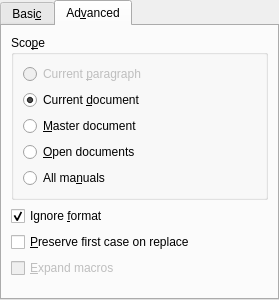
Qt form src/frontends/qt4/ui/FindAndReplaceUi.ui (cburschka/lyx) before a commit.
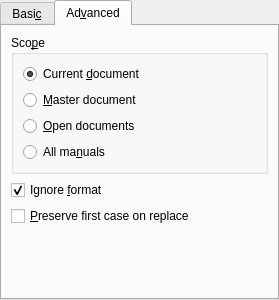
The same form after that commit. The open tabs and pages were chosen to show the change. Custom widgets are drawn as their Qt base class.

Commit message: Kill disabled items of advanced search, they won't be implemented any time soon.

The edit to the form file:
```diff
--- a/src/frontends/qt4/ui/FindAndReplaceUi.ui
+++ b/src/frontends/qt4/ui/FindAndReplaceUi.ui
@@ -188,24 +188,8 @@
       </property>
       <layout class="QVBoxLayout" name="verticalLayout">
        <item>
-        <widget class="QRadioButton" name="CurrentParagraph">
-         <property name="enabled">
-          <bool>false</bool>
-         </property>
-         <property name="toolTip">
-          <string>Current paragraph</string>
-         </property>
-         <property name="text">
-          <string>Current &amp;paragraph</string>
-         </property>
-         <property name="checked">
-          <bool>false</bool>
-         </property>
-        </widget>
-       </item>
-       <item>
-        <widget class="QRadioButton" name="CurrentDocument">
-         <property name="enabled">
+        <widget class="QRadioButton" name="CurrentDocument" >
+         <property name="enabled" >
           <bool>true</bool>
          </property>
          <property name="text">
@@ -287,19 +271,9 @@
       </property>
      </widget>
     </item>
-    <item row="3" column="0">
-     <widget class="QCheckBox" name="expandMacrosCB">
-      <property name="enabled">
-       <bool>false</bool>
-      </property>
-      <property name="text">
-       <string>&amp;Expand macros</string>
-      </property>
-     </widget>
-    </item>
-    <item row="4" column="1">
-     <spacer name="verticalSpacer">
-      <property name="orientation">
+    <item row="3" column="1" >
+     <spacer name="verticalSpacer" >
+      <property name="orientation" >
        <enum>Qt::Vertical</enum>
       </property>
       <property name="sizeHint" stdset="0">
```
Left out of the diff: 196 changed lines with no effect on the pictures.
